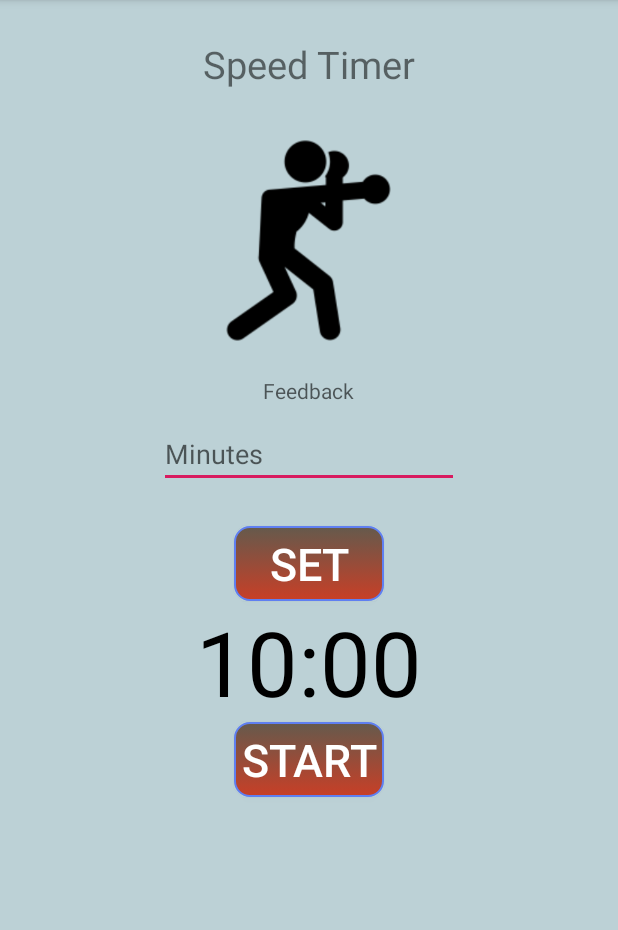
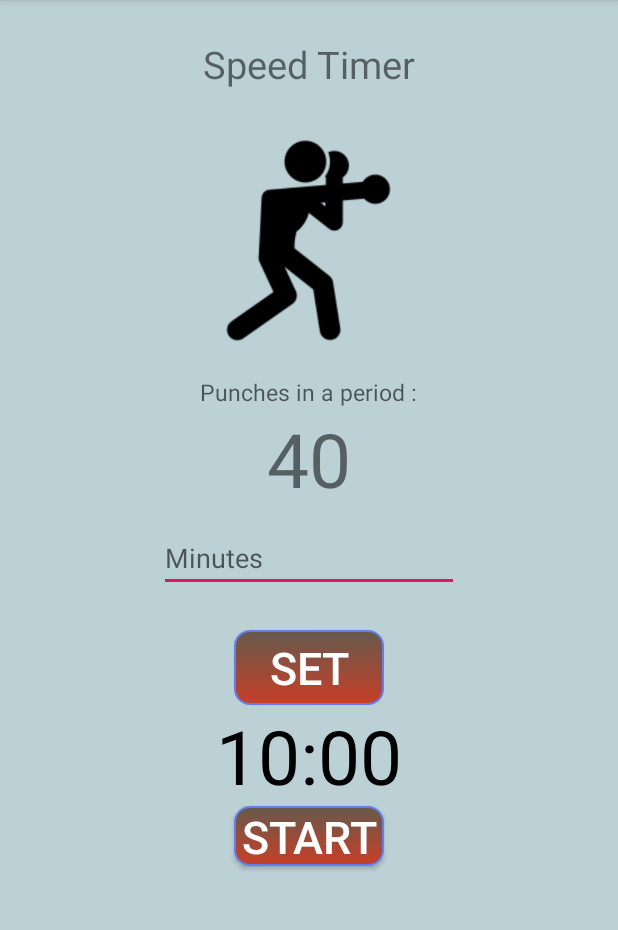
Before and after one commit to Gianni2U/BoxingSensorMobileFrontend, an Android app: the SpeedTraining screen opened directly, with no data from a screen before it, on a phone screen of 412 x 824 dp, the part 84-1014 px from its top. Run offline under Robolectric (Android 15) with nearby library versions, the phone set to English and light mode, and no system bars; our stand-ins replace Firebase (no records; nobody signed in at launch, a user with empty details on screens opened directly).

Commit message:
StyleLayout
StyleLAyout veranderd

```diff
--- a/app/src/main/res/layout/activity_speed_training.xml
+++ b/app/src/main/res/layout/activity_speed_training.xml
@@ -26,9 +26,15 @@
         android:layout_width="wrap_content"
         android:layout_height="wrap_content"
         android:layout_marginTop="15dp"
-        android:hint="Feedback"
+        android:textSize="15dp"
+        android:hint="Punches in a period :"
         android:layout_gravity="center"/>
-
+    <TextView
+        android:layout_width="wrap_content"
+        android:layout_height="wrap_content"
+        android:text="40"
+        android:textSize="50dp"
+        android:layout_gravity="center"/>
     <EditText
         android:id="@+id/edit_text_input"
         android:layout_width="200dp"
@@ -57,11 +63,11 @@
         android:text="00:00"
         android:textColor="@android:color/black"
         android:layout_gravity="center"
-        android:textSize="60sp" />
+        android:textSize="50dp" />
     <Button
         android:id="@+id/button_start_pause"
         android:layout_width="100dp"
-        android:layout_height="50dp"
+        android:layout_height="40dp"
         android:layout_below="@+id/text_view_countdown"
         android:layout_gravity="center"
         android:textColor="#FFFFFF"
@@ -71,7 +77,7 @@
     <Button
         android:id="@+id/button_reset"
         android:layout_width="100dp"
-        android:layout_height="80dp"
+        android:layout_height="40dp"
         android:layout_marginTop="10dp"
         android:layout_gravity="center"
         android:text="reset"
```
Also changed, not shown: app/src/main/java/com/gianni/boxingsensormobilefrontend/PowerTraining.java (+0 -9 lines), app/src/main/res/layout/activity_power_training.xml (+9 -6 lines).
